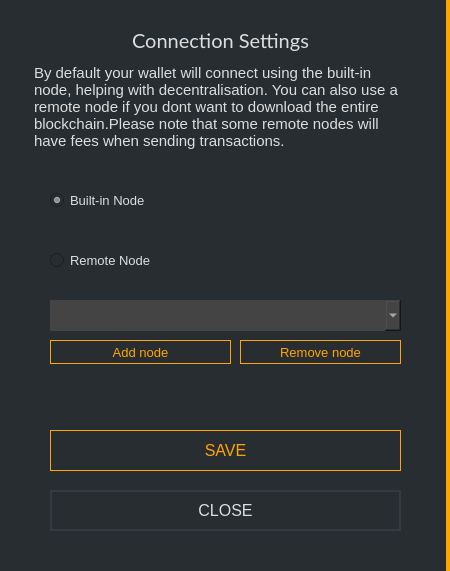
Qt form src/gui/ui/nodesettings.ui (ConcealNetwork/conceal-desktop) before a commit.
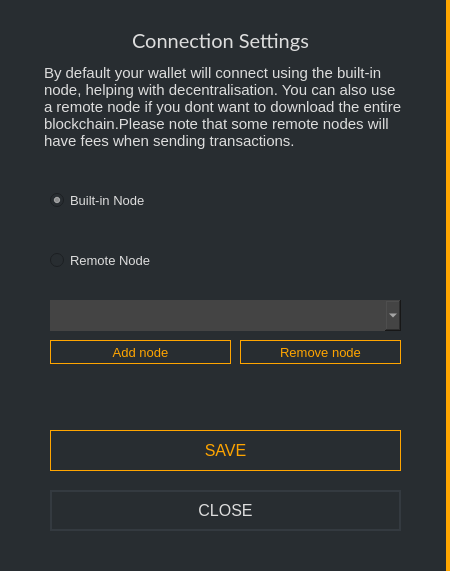
The same form after that commit. Icons and pictures are not drawn.

```diff
--- a/src/gui/ui/nodesettings.ui
+++ b/src/gui/ui/nodesettings.ui
@@ -65,9 +65,9 @@
    <widget class="QTextBrowser" name="textBrowser">
     <property name="geometry">
      <rect>
-      <x>30</x>
+      <x>40</x>
       <y>60</y>
-      <width>381</width>
+      <width>371</width>
       <height>101</height>
      </rect>
     </property>
```
